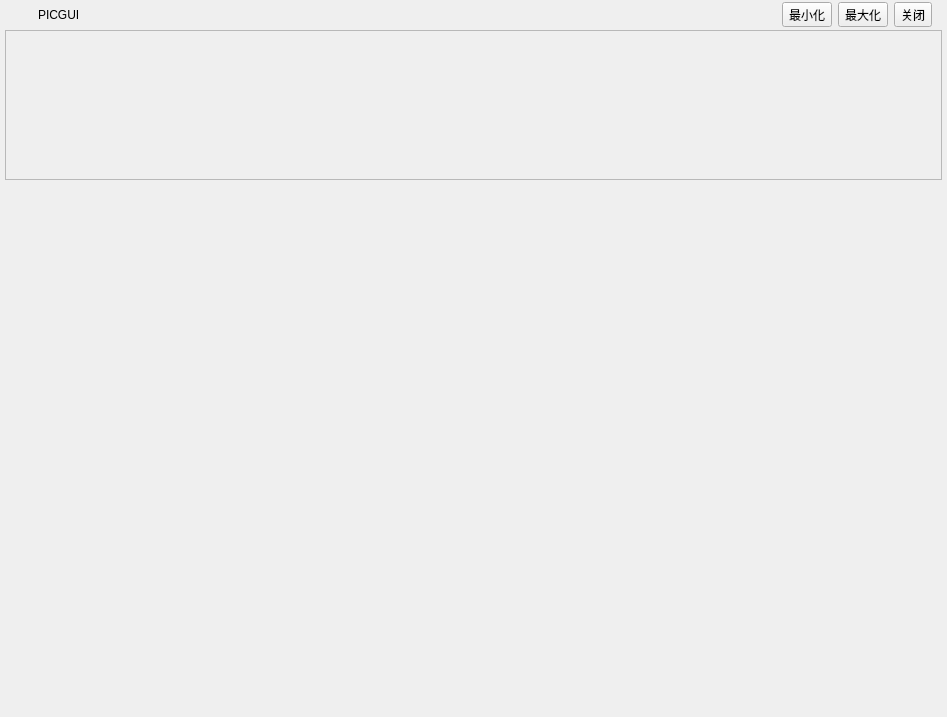
Old version of the form src/Gui/MainWindowDef.ui in the repository BeQuiet1228/FreeCAD.
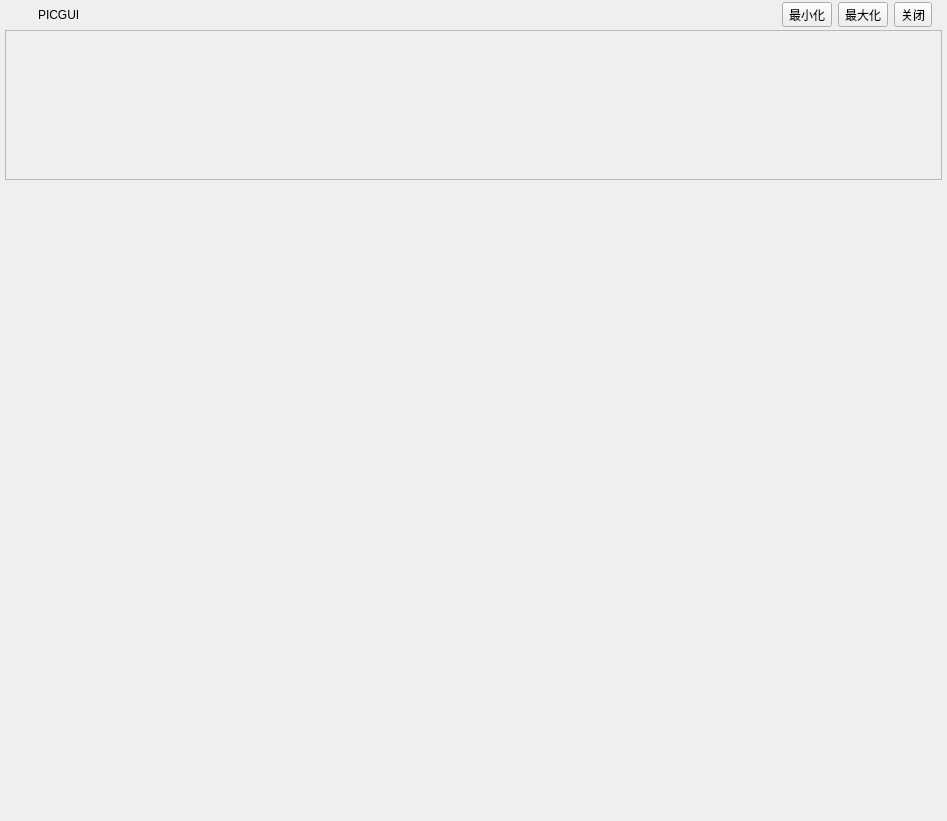
New version of the form. Icons and pictures are not drawn. Custom widgets are drawn as their Qt base class.

```diff
--- a/src/Gui/MainWindowDef.ui
+++ b/src/Gui/MainWindowDef.ui
@@ -7,7 +7,7 @@
     <x>0</x>
     <y>0</y>
     <width>947</width>
-    <height>717</height>
+    <height>821</height>
    </rect>
   </property>
   <property name="windowTitle">
@@ -179,6 +179,9 @@
       <property name="spacing">
        <number>0</number>
       </property>
+      <property name="leftMargin">
+       <number>0</number>
+      </property>
       <property name="topMargin">
        <number>0</number>
       </property>
```
Left out of the diff: 23 changed lines with no effect on the pictures.
